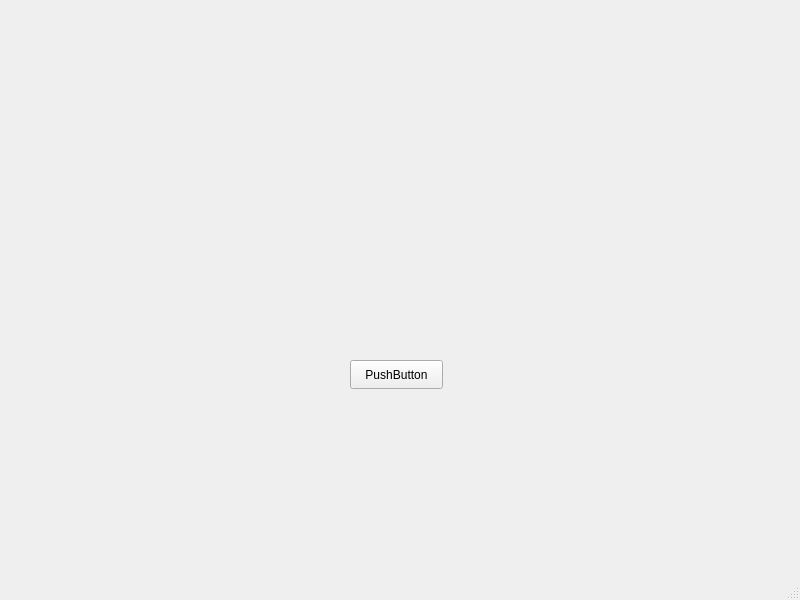
Qt form mainwindow.ui (luis-we/SchulaufgabePRO) before a commit.
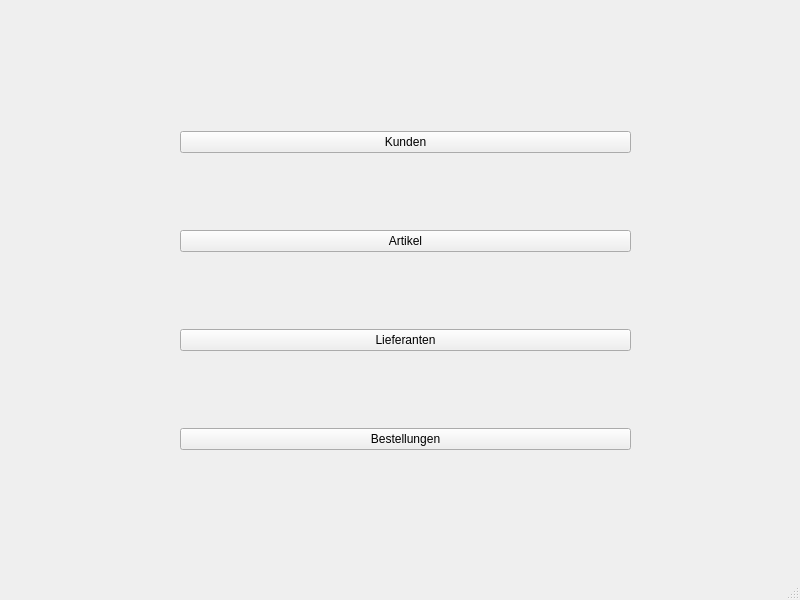
The same form after that commit.

Diff of the .ui file:
```diff
--- a/mainwindow.ui
+++ b/mainwindow.ui
@@ -14,18 +14,45 @@
    <string>MainWindow</string>
   </property>
   <widget class="QWidget" name="centralwidget">
-   <widget class="QPushButton" name="pushButton">
+   <widget class="QWidget" name="verticalLayoutWidget">
     <property name="geometry">
      <rect>
-      <x>350</x>
-      <y>360</y>
-      <width>93</width>
-      <height>29</height>
+      <x>180</x>
+      <y>60</y>
+      <width>451</width>
+      <height>461</height>
      </rect>
     </property>
-    <property name="text">
-     <string>PushButton</string>
-    </property>
+    <layout class="QVBoxLayout" name="verticalLayout">
+     <item>
+      <widget class="QPushButton" name="overview_kunden">
+       <property name="text">
+        <string>Kunden</string>
+       </property>
+      </widget>
+     </item>
+     <item>
+      <widget class="QPushButton" name="overview_artikel">
+       <property name="text">
+        <string>Artikel</string>
+       </property>
+      </widget>
+     </item>
+     <item>
+      <widget class="QPushButton" name="overview_lieferanten">
+       <property name="text">
+        <string>Lieferanten</string>
+       </property>
+      </widget>
+     </item>
+     <item>
+      <widget class="QPushButton" name="overview_bestellungen">
+       <property name="text">
+        <string>Bestellungen</string>
+       </property>
+      </widget>
+     </item>
+    </layout>
    </widget>
   </widget>
   <widget class="QMenuBar" name="menubar">
```
Left out of the diff: 2 changed lines with no effect on the pictures.
